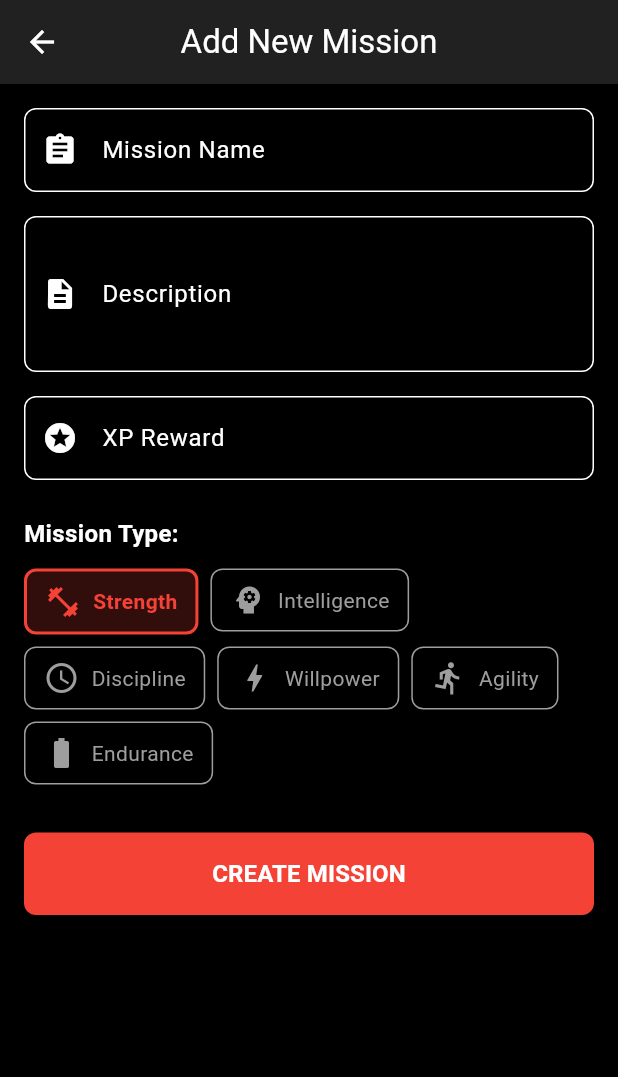
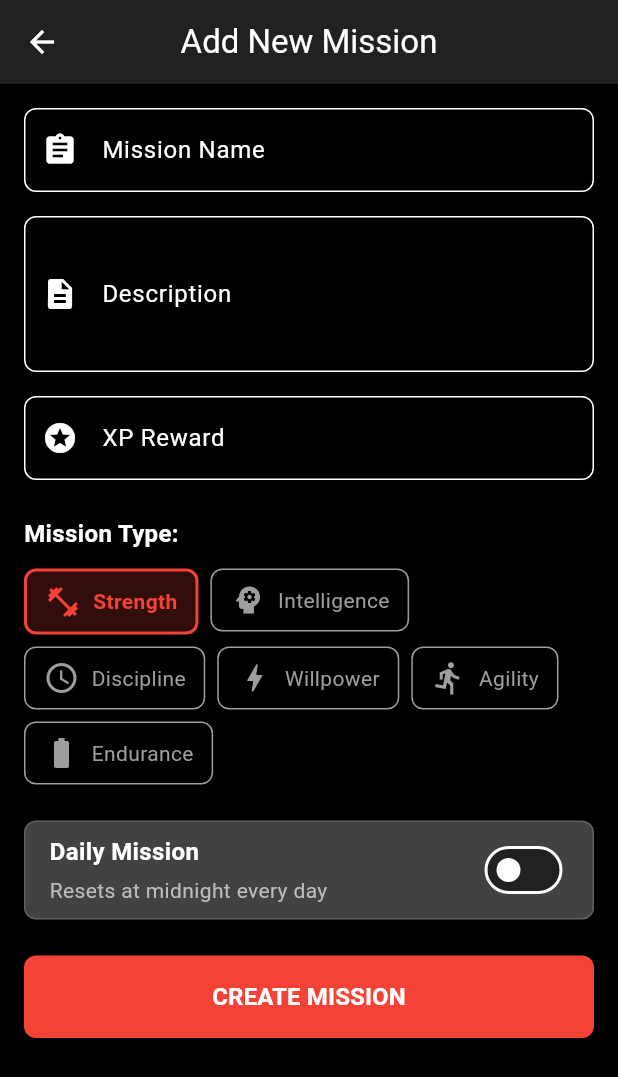
Before and after one commit to rootsUnicourse/solo_leveling_app, a Flutter app: the AddMissionScreen screen opened directly, on a phone screen of 412 x 824 dp. Shown: the top 1077 px of the screen. Run offline on Flutter 3.47's test engine with Material 3 defaults, Android fonts, the light colour scheme and no system bars; our stand-ins replace flutter_slidable, hive, hive_flutter, percent_indicator; accounts and stored records are empty.

Commit message:
Add daily mission feature and update mission management. Introduced a new boolean field `isDaily` in the Mission model to differentiate daily missions. Updated the AppProvider to handle daily missions, including loading and resetting logic. Enhanced the UI with a toggle for daily missions in the add mission screen and updated the dashboard to display daily missions separately. Improved storage service to manage daily mission resets and retrieval.

```diff
--- a/lib/models/mission.dart
+++ b/lib/models/mission.dart
@@ -34,6 +34,9 @@ class Mission {
   @HiveField(6)
   bool isCompleted;
 
+  @HiveField(7)
+  final bool isDaily;
+
   Mission({
     required this.id,
     required this.name,
@@ -42,6 +45,7 @@ class Mission {
     required this.type,
     required this.createdAt,
     this.isCompleted = false,
+    this.isDaily = false,
   });
 
   Mission copyWith({
@@ -52,6 +56,7 @@ class Mission {
     MissionType? type,
     DateTime? createdAt,
     bool? isCompleted,
+    bool? isDaily,
   }) {
     return Mission(
       id: id ?? this.id,
@@ -61,6 +66,7 @@ class Mission {
       type: type ?? this.type,
       createdAt: createdAt ?? this.createdAt,
       isCompleted: isCompleted ?? this.isCompleted,
+      isDaily: isDaily ?? this.isDaily,
     );
   }
 }
--- a/lib/providers/app_provider.dart
+++ b/lib/providers/app_provider.dart
@@ -10,11 +10,13 @@ class AppProvider extends ChangeNotifier {
   User? _user;
   List<Mission> _activeMissions = [];
   List<Mission> _completedMissions = [];
+  List<Mission> _dailyMissions = [];
   bool _isLoading = true;
 
   User? get user => _user;
   List<Mission> get activeMissions => _activeMissions;
   List<Mission> get completedMissions => _completedMissions;
+  List<Mission> get dailyMissions => _dailyMissions;
   bool get isLoading => _isLoading;
 
   // Initialize the provider
@@ -42,10 +44,12 @@ class AppProvider extends ChangeNotifier {
       // Load missions with fallback
       try {
         await _loadAllMissions();
+        await _loadDailyMissions();
       } catch (e) {
         debugPrint('Missions loading failed: $e');
         _activeMissions = [];
         _completedMissions = [];
+        _dailyMissions = [];
       }
     } catch (e) {
       debugPrint('Error initializing app: $e');
@@ -53,6 +57,7 @@ class AppProvider extends ChangeNotifier {
       _user = _user ?? User.initial();
       _activeMissions = _activeMissions.isNotEmpty ? _activeMissions : [];
       _completedMissions = _completedMissions.isNotEmpty ? _completedMissions : [];
+      _dailyMissions = _dailyMissions.isNotEmpty ? _dailyMissions : [];
     }
 
     _isLoading = false;
@@ -73,9 +78,15 @@ class AppProvider extends ChangeNotifier {
     allMissions.sort((a, b) => b.createdAt.compareTo(a.createdAt));
 
     // Separate active and completed missions
-    _activeMissions = allMissions.where((mission) => !mission.isCompleted).toList();
-    _completedMissions = allMissions.where((mission) => mission.isCompleted).toList();
+    _activeMissions = allMissions.where((mission) => !mission.isCompleted && !mission.isDaily).toList();
+    _completedMissions = allMissions.where((mission) => mission.isCompleted && !mission.isDaily).toList();
 
+    notifyListeners();
+  }
+
+  // Load daily missions
+  Future<void> _loadDailyMissions() async {
+    _dailyMissions = await StorageService.getDailyMissions();
     notifyListeners();
   }
 
@@ -85,6 +96,7 @@ class AppProvider extends ChangeNotifier {
     required String description,
     required int xp,
     required MissionType type,
+    bool isDaily = false,
   }) async {
     final mission = Mission(
       id: const Uuid().v4(),
@@ -93,6 +105,7 @@ class AppProvider extends ChangeNotifier {
       xp: xp,
       type: type,
       createdAt: DateTime.now(),
+      isDaily: isDaily,
     );
 
     // Save mission to storage
@@ -100,9 +113,10 @@ class AppProvider extends ChangeNotifier {
 
     // Reload missions from storage to ensure consistency
     await _loadAllMissions();
+    await _loadDailyMissions();
 
     // Debug
-    debugPrint('Added mission: ${mission.name}, total active missions: ${_activeMissions.length}');
+    debugPrint('Added mission: ${mission.name}, isDaily: $isDaily, total active missions: ${_activeMissions.length}');
   }
 
   // Complete a mission
--- a/lib/screens/add_mission_screen.dart
+++ b/lib/screens/add_mission_screen.dart
@@ -16,6 +16,7 @@ class _AddMissionScreenState extends State<AddMissionScreen> {
   final _descriptionController = TextEditingController();
   final _xpController = TextEditingController();
   MissionType _selectedType = MissionType.strength;
+  bool _isDaily = false;
   bool _isSubmitting = false;
 
   @override
@@ -117,7 +118,11 @@ class _AddMissionScreenState extends State<AddMissionScreen> {
 
               // Mission type selection
               _buildMissionTypeSelector(provider),
-              const SizedBox(height: 32.0),
+              const SizedBox(height: 24.0),
+
+              // Daily mission toggle
+              _buildDailyMissionToggle(),
+              const SizedBox(height: 24.0),
 
               // Submit button
               ElevatedButton(
@@ -134,9 +139,9 @@ class _AddMissionScreenState extends State<AddMissionScreen> {
                 ),
                 child: _isSubmitting
                   ? const CircularProgressIndicator(color: Colors.white)
-                  : const Text(
-                      'CREATE MISSION',
-                      style: TextStyle(
+                  : Text(
+                      _isDaily ? 'CREATE DAILY MISSION' : 'CREATE MISSION',
+                      style: const TextStyle(
                         fontSize: 16.0,
                         fontWeight: FontWeight.bold,
                       ),
@@ -214,6 +219,53 @@ class _AddMissionScreenState extends State<AddMissionScreen> {
     );
   }
 
+  // Build the daily mission toggle switch
+  Widget _buildDailyMissionToggle() {
+    return Container(
+      padding: const EdgeInsets.symmetric(vertical: 8.0, horizontal: 16.0),
+      decoration: BoxDecoration(
+        color: Colors.grey.shade800,
+        borderRadius: BorderRadius.circular(8.0),
+        border: Border.all(color: Colors.grey.shade700),
+      ),
+      child: Row(
+        mainAxisAlignment: MainAxisAlignment.spaceBetween,
+        children: [
+          Column(
+            crossAxisAlignment: CrossAxisAlignment.start,
+            children: [
+              const Text(
+                'Daily Mission',
+                style: TextStyle(
+                  fontSize: 16.0,
+                  fontWeight: FontWeight.bold,
+                  color: Colors.white,
+                ),
+              ),
+              const SizedBox(height: 4.0),
+              Text(
+                'Resets at midnight every day',
+                style: TextStyle(
+                  fontSize: 14.0,
+                  color: Colors.grey.shade400,
+                ),
+              ),
+            ],
+          ),
+          Switch(
+            value: _isDaily,
+            onChanged: (value) {
+              setState(() {
+                _isDaily = value;
+              });
+            },
+            activeColor: Colors.amber,
+          ),
+        ],
+      ),
+    );
+  }
+
   Future<void> _submitMission(BuildContext context, AppProvider provider) async {
     // Validate form
     if (!_formKey.currentState!.validate()) {
@@ -234,13 +286,16 @@ class _AddMissionScreenState extends State<AddMissionScreen> {
         description: _descriptionController.text.trim(),
         xp: xp,
         type: _selectedType,
+        isDaily: _isDaily,
       );
 
       // Success - go back to previous screen
       if (mounted) {
         ScaffoldMessenger.of(context).showSnackBar(
           SnackBar(
-            content: const Text('Mission created successfully!'),
+            content: Text(_isDaily
+              ? 'Daily mission created! It will reset at midnight.'
+              : 'Mission created successfully!'),
             backgroundColor: Colors.green,
             behavior: SnackBarBehavior.floating,
             shape: RoundedRectangleBorder(
--- a/lib/services/storage_service.dart
+++ b/lib/services/storage_service.dart
@@ -9,6 +9,7 @@ class StorageService {
   static const String userBoxName = 'userBox';
   static const String missionsBoxName = 'missionsBox';
   static const String currentUserKey = 'currentUser';
+  static const String lastResetKey = 'lastDailyReset';
 
   // Keep track of initialization state
   static bool _initialized = false;
@@ -37,10 +38,62 @@ class StorageService {
         await box.put(currentUserKey, User.initial());
       }
 
+      // Check if we need to reset daily missions
+      await _checkAndResetDailyMissions();
+
       _initialized = true;
     } catch (e) {
       debugPrint('Error in StorageService.init: $e');
       // Do not throw, let the app continue even if storage fails
+    }
+  }
+
+  // Check if we need to reset daily missions
+  static Future<void> _checkAndResetDailyMissions() async {
+    try {
+      final userBox = Hive.box(userBoxName); // Use a regular box for primitive types
+      final now = DateTime.now();
+      final today = DateTime(now.year, now.month, now.day);
+
+      // Get the last reset date
+      final lastResetMillis = userBox.get(lastResetKey, defaultValue: 0) as int;
+      final lastReset = DateTime.fromMillisecondsSinceEpoch(lastResetMillis);
+      final lastResetDay = DateTime(lastReset.year, lastReset.month, lastReset.day);
+
+      // If last reset was before today, reset daily missions
+      if (lastResetDay.isBefore(today)) {
+        await _resetDailyMissions();
+        // Update the last reset time
+        await userBox.put(lastResetKey, now.millisecondsSinceEpoch);
+        debugPrint('Daily missions reset at ${now.toIso8601String()}');
+      }
+    } catch (e) {
+      debugPrint('Error checking daily missions reset: $e');
+    }
+  }
+
+  // Reset all daily missions
+  static Future<void> _resetDailyMissions() async {
+    try {
+      final box = Hive.box<Mission>(missionsBoxName);
+
+      // Get all missions
+      final allMissions = box.values.toList();
+
+      // Reset completed status for daily missions
+      for (var mission in allMissions) {
+        if (mission.isDaily && mission.isCompleted) {
+          final resetMission = mission.copyWith(
+            isCompleted: false,
+            // Update the created date to today so it shows in today's missions
+            createdAt: DateTime.now(),
+          );
+          await box.put(mission.id, resetMission);
+        }
+      }
+      debugPrint('Daily missions have been reset');
+    } catch (e) {
+      debugPrint('Error resetting daily missions: $e');
     }
   }
 
@@ -359,4 +412,37 @@ class StorageService {
       await init();
     }
   }
+
+  // Get daily missions only
+  static Future<List<Mission>> getDailyMissions() async {
+    try {
+      if (!_initialized) {
+        await init();
+      }
+
+      final box = _getMissionsBox();
+
+      // Safety check for corrupted data
+      if (box.isEmpty) {
+        debugPrint('Missions box is empty');
+        return [];
+      }
+
+      // Get all missions as a list first
+      final allMissions = box.values.toList();
+
+      // Filter only daily missions
+      final List<Mission> dailyMissions = allMissions
+          .where((mission) => mission.isDaily)
+          .toList();
+
+      // Sort by date
+      dailyMissions.sort((a, b) => b.createdAt.compareTo(a.createdAt));
+
+      return dailyMissions;
+    } catch (e) {
+      debugPrint('Error getting daily missions: $e');
+      return [];
+    }
+  }
 }
```
Also changed, not shown: lib/screens/dashboard_screen.dart (+51 -12 lines), lib/widgets/add_mission_form.dart (+32 -3 lines), lib/models/mission.g.dart.
